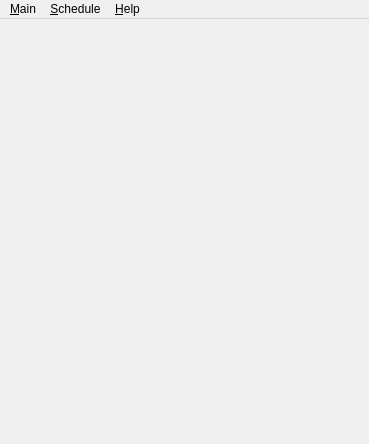
Qt form src/ui/mainwindow.ui (seberm/salarm) before a commit.
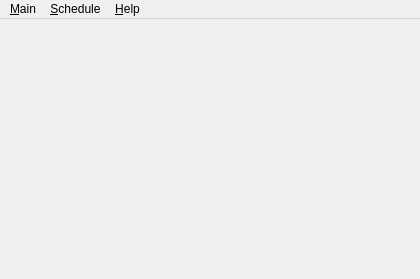
The same form after that commit. Icons and pictures are not drawn.

Commit message: Changed dimensions of the main window

```diff
--- a/src/ui/mainwindow.ui
+++ b/src/ui/mainwindow.ui
@@ -7,10 +7,16 @@
    <rect>
     <x>0</x>
     <y>0</y>
-    <width>369</width>
-    <height>444</height>
+    <width>420</width>
+    <height>279</height>
    </rect>
   </property>
+  <property name="minimumSize">
+   <size>
+    <width>420</width>
+    <height>250</height>
+   </size>
+  </property>
   <property name="windowTitle">
    <string>sAlarm Scheduler</string>
   </property>
@@ -26,7 +32,7 @@
     <rect>
      <x>0</x>
      <y>0</y>
-     <width>369</width>
+     <width>420</width>
      <height>22</height>
     </rect>
    </property>
```
